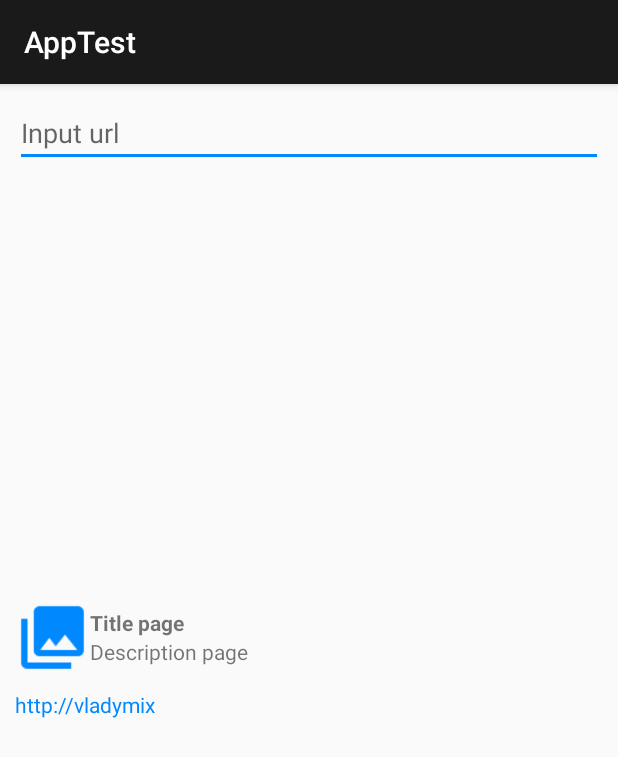
After one commit to vladymix/arch_ast, an Android app: the InfoUrlActivity screen opened directly, with no data from a screen before it, on a phone screen of 412 x 824 dp. The commit adds this screen. Shown: the top 757 px of the screen. Run offline under Robolectric (Android 15) with nearby library versions, the phone set to English and light mode, and no system bars.

```diff
--- a/AppTest/app/src/main/AndroidManifest.xml
+++ b/AppTest/app/src/main/AndroidManifest.xml
@@ -1,6 +1,8 @@
 <?xml version="1.0" encoding="utf-8"?>
 <manifest xmlns:android="http://schemas.android.com/apk/res/android"
           package="com.altamirano.fabricio.apptest">
+
+    <uses-permission android:name="android.permission.INTERNET"/>
 
     <application
         android:allowBackup="true"
@@ -9,6 +11,8 @@
         android:roundIcon="@mipmap/ic_launcher_round"
         android:supportsRtl="true"
         android:theme="@style/AppTheme">
+        <activity android:name=".activities.InfoUrlActivity">
+        </activity>
         <activity android:name=".activities.SquareBitmapActivity">
         </activity>
         <activity android:name=".MainActivity">
--- a/AppTest/app/src/main/java/com/altamirano/fabricio/apptest/MainActivity.java
+++ b/AppTest/app/src/main/java/com/altamirano/fabricio/apptest/MainActivity.java
@@ -8,6 +8,7 @@ import android.widget.AdapterView;
 import android.widget.ListView;
 
 import com.altamirano.fabricio.apptest.activities.CircleBitmapActivity;
+import com.altamirano.fabricio.apptest.activities.InfoUrlActivity;
 import com.altamirano.fabricio.apptest.activities.OnBoardActivity;
 import com.altamirano.fabricio.apptest.activities.SquareBitmapActivity;
 import com.altamirano.fabricio.apptest.adapters.MenuAdapter;
@@ -33,6 +34,7 @@ public class MainActivity extends AppCompatActivity implements AdapterView.OnIte
         itms.add(new MenuItem(OnBoardActivity.class, "On Board", R.drawable.ic_on_board));
         itms.add(new MenuItem(SquareBitmapActivity.class, "Square Images", R.drawable.ic_images));
         itms.add(new MenuItem(CircleBitmapActivity.class, "Circle Images", R.drawable.ic_circle_images));
+        itms.add(new MenuItem(InfoUrlActivity.class, "Url load info", R.drawable.ic_loadurl));
         itms.add(new MenuItem(null));
         itms.add(new MenuItem(null));
 
--- /dev/null
+++ b/AppTest/app/src/main/java/com/altamirano/fabricio/apptest/activities/InfoUrlActivity.java
@@ -0,0 +1,73 @@
+package com.altamirano.fabricio.apptest.activities;
+
+import android.support.v7.app.AppCompatActivity;
+import android.os.Bundle;
+import android.text.Editable;
+import android.text.TextWatcher;
+import android.widget.EditText;
+import android.widget.TextView;
+import android.widget.Toast;
+
+import com.altamirano.fabricio.apptest.R;
+import com.altamirano.fabricio.libraryast.asynctasks.LoadUrlInfoTask;
+import com.altamirano.fabricio.libraryast.commons.InfoUrl;
+import com.altamirano.fabricio.libraryast.listener.UrlResponse;
+
+public class InfoUrlActivity extends AppCompatActivity implements UrlResponse {
+
+    EditText text_input_url;
+
+    TextView url_input;
+    TextView url_title;
+    TextView url_description;
+
+
+    @Override
+    protected void onCreate(Bundle savedInstanceState) {
+        super.onCreate(savedInstanceState);
+        setContentView(R.layout.activity_info_url);
+
+    text_input_url = findViewById(R.id.text_input_url);
+
+        url_title = findViewById(R.id.url_title);
+        url_description = findViewById(R.id.url_description);
+        url_input = findViewById(R.id.url_input);
+
+
+
+    text_input_url.addTextChangedListener(new TextWatcher() {
+        @Override
+        public void beforeTextChanged(CharSequence charSequence, int i, int i1, int i2) {
+
+        }
+
+        @Override
+        public void onTextChanged(CharSequence charSequence, int i, int i1, int i2) {
+            loadInfor(charSequence.toString());
+        }
+
+        @Override
+        public void afterTextChanged(Editable editable) {
+
+        }
+    });
+
+    }
+
+    @Override
+    public void result(InfoUrl infoUrl) {
+
+        if(infoUrl!=null){
+            url_title.setText(infoUrl.get_title());
+            url_description.setText(infoUrl.getDescription());
+            url_input.setText(infoUrl.getUrl());
+
+            Toast.makeText(this,"Url loaded",Toast.LENGTH_LONG).show();
+        }
+    }
+
+    private void loadInfor(String url){
+        LoadUrlInfoTask infotask = new LoadUrlInfoTask(url,this);
+        infotask.execute();
+    }
+}
--- /dev/null
+++ b/AppTest/app/src/main/res/layout/activity_info_url.xml
@@ -0,0 +1,60 @@
+<?xml version="1.0" encoding="utf-8"?>
+<RelativeLayout
+    xmlns:android="http://schemas.android.com/apk/res/android"
+    xmlns:app="http://schemas.android.com/apk/res-auto"
+    xmlns:tools="http://schemas.android.com/tools"
+    android:layout_width="match_parent"
+    android:layout_height="match_parent"
+    tools:context=".activities.InfoUrlActivity">
+    <EditText
+        android:id="@+id/text_input_url"
+        android:layout_margin="10dp"
+        android:hint="Input url"
+        android:layout_width="match_parent"
+        android:layout_height="wrap_content"/>
+
+    <LinearLayout
+        android:layout_centerInParent="true"
+        android:orientation="vertical"
+        android:padding="10dp"
+        android:layout_width="match_parent"
+        android:layout_height="wrap_content">
+        <RelativeLayout
+            android:layout_width="match_parent"
+            android:layout_height="wrap_content">
+
+            <ImageView
+                android:id="@+id/ulr_image"
+                android:src="@drawable/ic_images"
+                android:layout_width="50dp"
+                android:layout_height="50dp"/>
+
+            <LinearLayout
+                android:layout_width="match_parent"
+                android:layout_centerVertical="true"
+                android:layout_height="wrap_content"
+                android:layout_toEndOf="@+id/ulr_image"
+                android:orientation="vertical">
+                <TextView
+                    android:id="@+id/url_title"
+                    android:layout_width="wrap_content"
+                    android:layout_height="wrap_content"
+                    android:textStyle="bold"
+                    android:text="Title page"/>
+
+                <TextView
+                    android:id="@+id/url_description"
+                    android:layout_width="wrap_content"
+                    android:layout_height="wrap_content"
+                    android:text="Description page"/>
+            </LinearLayout>
+        </RelativeLayout>
+        <TextView
+            android:id="@+id/url_input"
+            android:layout_marginTop="10dp"
+            android:textColor="#0088ff"
+            android:layout_width="match_parent"
+            android:layout_height="wrap_content"
+            android:text="http://vladymix"/>
+    </LinearLayout>
+</RelativeLayout>
```
Also changed, not shown: AppTest/core/src/main/java/com/altamirano/fabricio/libraryast/asynctasks/LoadUrlInfoTask.java (+15 -4 lines), AppTest/app/src/main/res/drawable/ic_loadurl.png (added), 1 other file.
